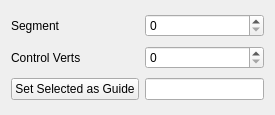
Old version of the form ui/chainEP.ui in the repository leixingyu/autoRigger.
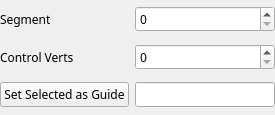
New version of the form.

Commit message: ui spacing and font change

Patch:
```diff
--- a/ui/chainEP.ui
+++ b/ui/chainEP.ui
@@ -14,13 +14,48 @@
    <string>Form</string>
   </property>
   <layout class="QHBoxLayout" name="horizontalLayout">
+   <property name="leftMargin">
+    <number>0</number>
+   </property>
+   <property name="topMargin">
+    <number>0</number>
+   </property>
+   <property name="rightMargin">
+    <number>0</number>
+   </property>
+   <property name="bottomMargin">
+    <number>0</number>
+   </property>
    <item>
     <layout class="QGridLayout" name="gridLayout">
      <item row="1" column="1">
-      <widget class="QSpinBox" name="ui_cvs_sbox"/>
+      <widget class="QSpinBox" name="ui_cvs_sbox">
+       <property name="font">
+        <font>
+         <family>Bahnschrift Light</family>
+        </font>
+       </property>
+      </widget>
      </item>
      <item row="0" column="0">
       <widget class="QLabel" name="label">
+       <property name="minimumSize">
+        <size>
+         <width>120</width>
+         <height>0</height>
+        </size>
+       </property>
+       <property name="maximumSize">
+        <size>
+         <width>120</width>
+         <height>16777215</height>
+        </size>
+       </property>
+       <property name="font">
+        <font>
+         <family>Bahnschrift Light</family>
+        </font>
+       </property>
        <property name="text">
         <string>Segment</string>
        </property>
@@ -28,19 +63,41 @@
      </item>
      <item row="1" column="0">
       <widget class="QLabel" name="label_2">
+       <property name="font">
+        <font>
+         <family>Bahnschrift Light</family>
+        </font>
+       </property>
        <property name="text">
         <string>Control Verts</string>
        </property>
       </widget>
      </item>
      <item row="0" column="1">
-      <widget class="QSpinBox" name="ui_seg_sbox"/>
+      <widget class="QSpinBox" name="ui_seg_sbox">
+       <property name="font">
+        <font>
+         <family>Bahnschrift Light</family>
+        </font>
+       </property>
+      </widget>
      </item>
      <item row="2" column="1">
-      <widget class="QLineEdit" name="ui_gcurve_edit"/>
+      <widget class="QLineEdit" name="ui_gcurve_edit">
+       <property name="font">
+        <font>
+         <family>Bahnschrift Light</family>
+        </font>
+       </property>
+      </widget>
      </item>
      <item row="2" column="0">
       <widget class="QPushButton" name="pushButton">
+       <property name="font">
+        <font>
+         <family>Bahnschrift Light</family>
+        </font>
+       </property>
        <property name="toolTip">
         <string>Select curve in the scene to be used as guide</string>
        </property>
```
The commit also changes 2 other files.
